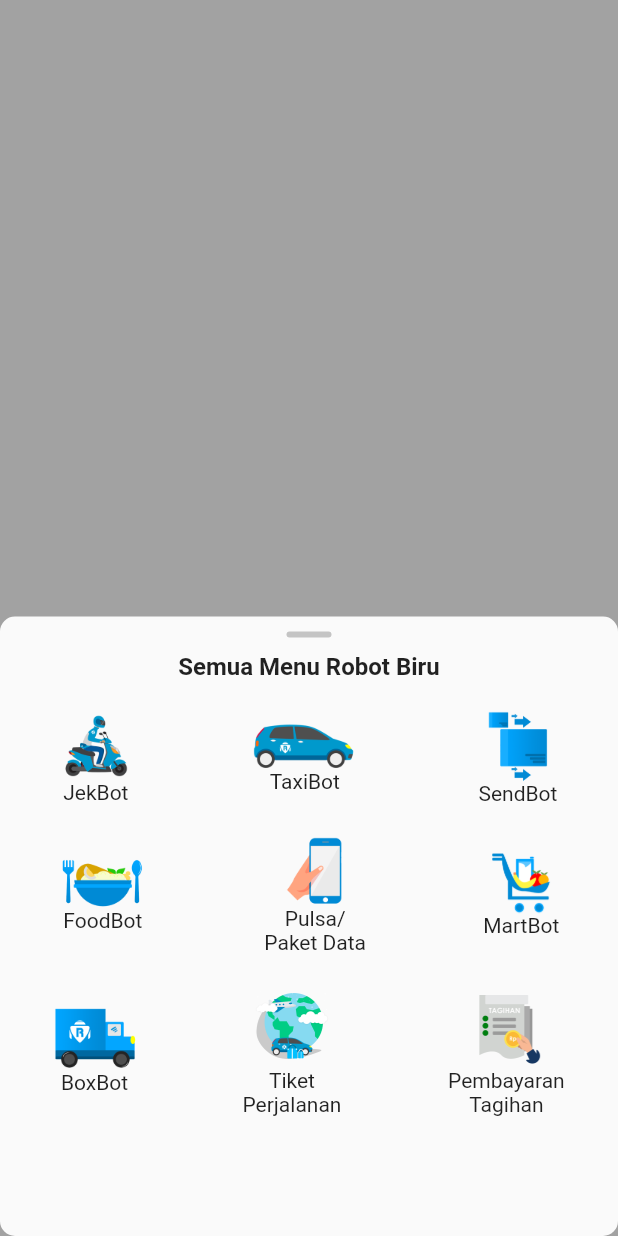
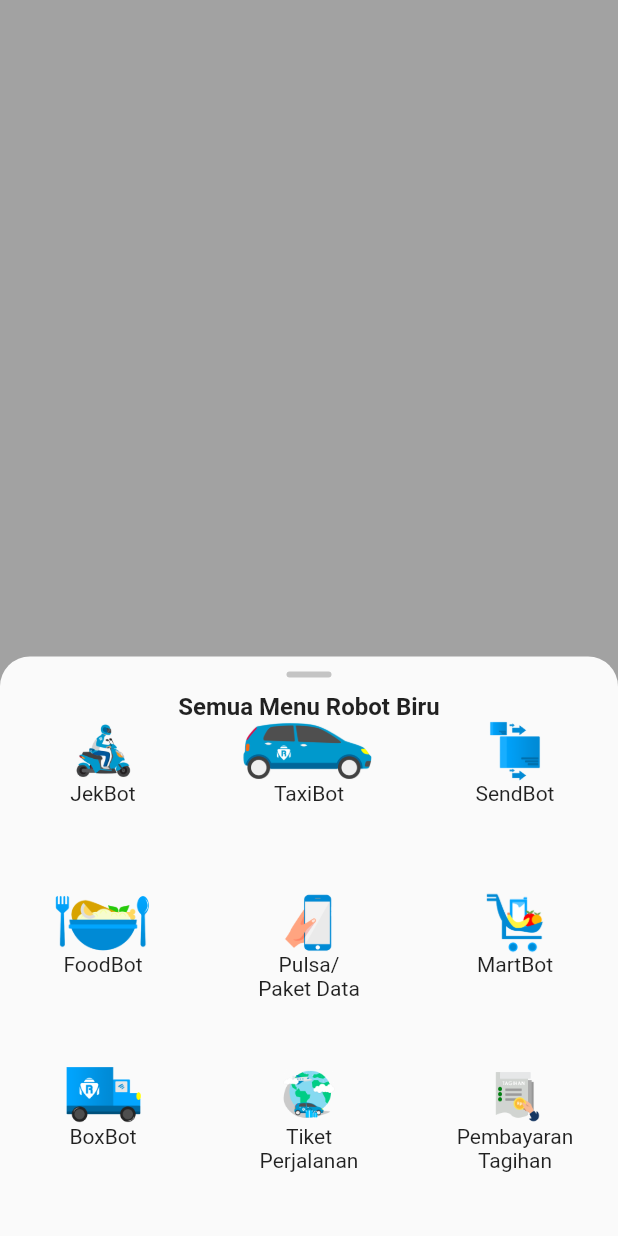
Before and after one commit to idhamramadito/robotbiru, a Flutter app: what otherServices() shows on an empty page, opened directly, on a phone screen of 412 x 824 dp. Run offline on Flutter 3.47's test engine with Material 2 defaults, Android fonts, the phone set to English and light mode, and no system bars; our stand-ins replace modal_bottom_sheet.

Commit message:
merapihkan menu utama

```diff
--- a/homepage/lib/pages/dashboard_tabs/home/UI_components/infographics.dart
+++ b/homepage/lib/pages/dashboard_tabs/home/UI_components/infographics.dart
@@ -1,4 +1,3 @@
-
 import 'package:flutter/material.dart';
 
 class Infographics extends StatelessWidget {
@@ -9,7 +8,7 @@ class Infographics extends StatelessWidget {
   @override
   Widget build(BuildContext context) {
     return Container(
-      margin: EdgeInsets.only(top: 120),
+      margin: EdgeInsets.only(top: 100),
       height: 150,
       child: ListView(
         scrollDirection: Axis.horizontal,
--- a/homepage/lib/pages/dashboard_tabs/home/UI_components/main_services.dart
+++ b/homepage/lib/pages/dashboard_tabs/home/UI_components/main_services.dart
@@ -18,9 +18,10 @@ class MainServices extends StatelessWidget {
           topRight: Radius.circular(30.0),
         ),
       ),
-      height: 280,
+      height: 260,
       child: GridView.count(
         shrinkWrap: true,
+        childAspectRatio: 1.2,
         physics: NeverScrollableScrollPhysics(),
         crossAxisCount: 3,
         children: [
--- a/homepage/lib/pages/dashboard_tabs/home/UI_components/other_services.dart
+++ b/homepage/lib/pages/dashboard_tabs/home/UI_components/other_services.dart
@@ -5,24 +5,23 @@ Future otherServices(BuildContext context) {
   return showMaterialModalBottomSheet(
     context: context,
     shape: RoundedRectangleBorder(
-      borderRadius: BorderRadius.circular(10.0),
+      borderRadius: BorderRadius.only(
+        topLeft: Radius.circular(20),
+        topRight: Radius.circular(20),
+      ),
     ),
     builder: (context) => Container(
-      width: MediaQuery.of(context).size.width,
       child: Wrap(
         children: [
           Column(
             children: [
-              Align(
-                alignment: Alignment.topCenter,
-                child: Container(
+              Container(
                 margin: EdgeInsets.only(top: 10),
                 height: 4,
                 width: 30,
                 decoration: BoxDecoration(
                   color: Color(0xffC4C4C4),
                   borderRadius: BorderRadius.circular(5),
-                  ),
                 ),
               ),
               Container(
@@ -32,143 +31,98 @@ Future otherServices(BuildContext context) {
                   style: TextStyle(fontSize: 16, fontWeight: FontWeight.bold),
                 ),
               ),
-              SizedBox(
-                height: 20,
-              ),
-              Container(
-                child: Row(
-                  mainAxisAlignment: MainAxisAlignment.spaceAround,
+              GridView.count(
+                shrinkWrap: true,
+                childAspectRatio: 1.2,
+                physics: NeverScrollableScrollPhysics(),
+                crossAxisCount: 3,
                 children: [
-                    GestureDetector(
-                      onTap: () {},
+                  InkWell(
                     child: Column(
                       children: [
-                          Image.asset(
-                            "images/jekbot_n.png",
-                            width: 47,
-                            height: 46,
-                          ),
+                        Image.asset("images/jekbot_n.png", height: 40),
                         Text("JekBot")
                       ],
                     ),
+                    onTap: () {},
                   ),
-                    Column(
+                  InkWell(
+                    child: Column(
                       children: [
-                        Image.asset(
-                          "images/taxibot_n.png",
-                          width: 70,
-                          height: 31,
-                        ),
+                        Image.asset("images/taxibot_n.png", height: 40),
                         Text("TaxiBot")
                       ],
                     ),
-                    Column(
+                    onTap: () {},
+                  ),
+                  InkWell(
+                    child: Column(
                       children: [
-                        Image.asset(
-                          "images/sendbot_n.png",
-                          width: 42,
-                          height: 47,
-                        ),
+                        Image.asset("images/sendbot_n.png", height: 40),
                         Text("SendBot")
                       ],
                     ),
-                  ],
+                    onTap: () {},
                   ),
-              ),
-              SizedBox(
-                height: 20,
-              ),
-              Container(
-                child: Row(
-                  mainAxisAlignment: MainAxisAlignment.spaceAround,
-                  children: [
-                    GestureDetector(
-                      onTap: () {},
+                  InkWell(
                     child: Column(
                       children: [
-                          Image.asset(
-                            "images/foodbot_n.png",
-                            width: 59,
-                            height: 34,
-                          ),
+                        Image.asset("images/foodbot_n.png", height: 40),
                         Text("FoodBot")
                       ],
                     ),
+                    onTap: () {},
                   ),
-                    Column(
+                  InkWell(
+                    child: Column(
                       children: [
-                        Image.asset(
-                          "images/pulsa_n.png",
-                          width: 40,
-                          height: 47,
-                        ),
+                        Image.asset("images/pulsa_n.png", height: 40),
                         Text("Pulsa/"),
                         Text("Paket Data")
                       ],
                     ),
-                    Column(
+                    onTap: () {},
+                  ),
+                  InkWell(
+                    child: Column(
                       children: [
-                        Image.asset(
-                          "images/martbot_n.png",
-                          width: 40,
-                          height: 41,
-                        ),
+                        Image.asset("images/martbot_n.png", height: 40),
                         Text("MartBot")
                       ],
                     ),
-                  ],
+                    onTap: () {},
                   ),
-              ),
-              SizedBox(
-                height: 20,
-              ),
-              Container(
-                child: Row(
-                  mainAxisAlignment: MainAxisAlignment.spaceAround,
-                  children: [
-                    GestureDetector(
-                      onTap: () {},
+                  InkWell(
                     child: Column(
                       children: [
-                          Image.asset(
-                            "images/boxbot_n.png",
-                            width: 55,
-                            height: 43,
-                          ),
+                        Image.asset("images/boxbot_n.png", height: 40),
                         Text("BoxBot")
                       ],
                     ),
+                    onTap: () {},
                   ),
-                    Container(
+                  InkWell(
                     child: Column(
                       children: [
-                          Image.asset(
-                            "images/tiket_n.png",
-                            width: 56,
-                            height: 56,
-                          ),
+                        Image.asset("images/tiket_n.png", height: 40),
                         Text("Tiket"),
-                          Text("Perjalanan")
+                        Text("Perjalanan"),
                       ],
                     ),
+                    onTap: () {},
                   ),
-                    Column(
+                  InkWell(
+                    child: Column(
                       children: [
-                        Image.asset(
-                          "images/tagihan_n.png",
-                          width: 56,
-                          height: 56,
+                        Image.asset("images/tagihan_n.png", height: 40),
+                        Text("Pembayaran"),
+                        Text("Tagihan"),
+                      ],
                     ),
-                        Text("Pembayaran"),
-                        Text("Tagihan")
-                      ],
+                    onTap: () {},
                   ),
                 ],
               ),
-              ),
-              SizedBox(
-                height: 80,
-              )
             ],
           )
         ],
--- a/homepage/lib/pages/dashboard_tabs/home/home.dart
+++ b/homepage/lib/pages/dashboard_tabs/home/home.dart
@@ -31,12 +31,11 @@ class _PageDashboard extends State<Home> {
     return Scaffold(
       body: SingleChildScrollView(
         child: Column(
-          crossAxisAlignment: CrossAxisAlignment.start,
           children: [
             Stack(
               children: [
                 Container(
-                  height: 200,
+                  height: 250,
                   color: Color(0xff008AD5),
                   child: Column(
                     children: [
@@ -56,16 +55,12 @@ class _PageDashboard extends State<Home> {
               child: Stack(
                 children: [
                   Container(
-                    height: 90,
-                    color: Colors.white,
-                  ),
-                  Container(
-                    margin: EdgeInsets.only(top: 70),
+                    margin: EdgeInsets.only(top: 50),
                     height: 220,
                     color: Color(0xff008AD5),
                   ),
                   Container(
-                    margin: EdgeInsets.only(top: 20, right: 15, left: 15),
+                    margin: EdgeInsets.only(right: 15, left: 15),
                     child: Card(
                       elevation: 5,
                       child: UpgradeToPartner(),
```
Also changed, not shown: homepage/lib/pages/dashboard_tabs/home/UI_components/upgrade_to_partner.dart (line endings or trailing spaces). Lines whose indentation alone changed are shown as unchanged.
